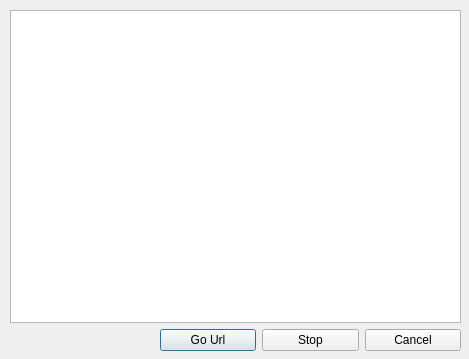
yummyHit/yummyKit, file yummyKitTool/spoofurl.ui: the form before one commit.
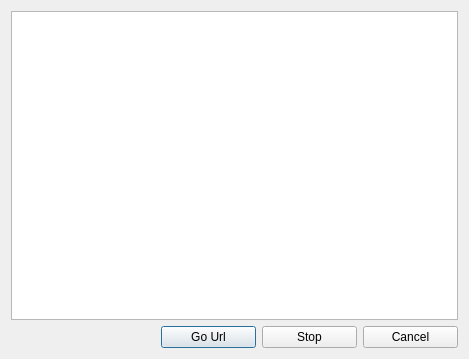
The form after the commit.

Diff of the .ui file:
```diff
--- a/yummyKitTool/spoofurl.ui
+++ b/yummyKitTool/spoofurl.ui
@@ -13,15 +13,8 @@
   <property name="windowTitle">
    <string>Url attack</string>
   </property>
-  <widget class="QWidget" name="layoutWidget">
-   <property name="geometry">
-    <rect>
-     <x>10</x>
-     <y>10</y>
-     <width>451</width>
-     <height>341</height>
-    </rect>
-   </property>
+  <layout class="QGridLayout" name="gridLayout">
+   <item row="0" column="0">
    <layout class="QVBoxLayout" name="verticalLayout">
     <item>
      <widget class="QListView" name="listView">
@@ -72,7 +65,8 @@
      </layout>
     </item>
    </layout>
-  </widget>
+   </item>
+  </layout>
  </widget>
  <resources/>
  <connections/>
```
Lines whose indentation alone changed are shown as unchanged.
